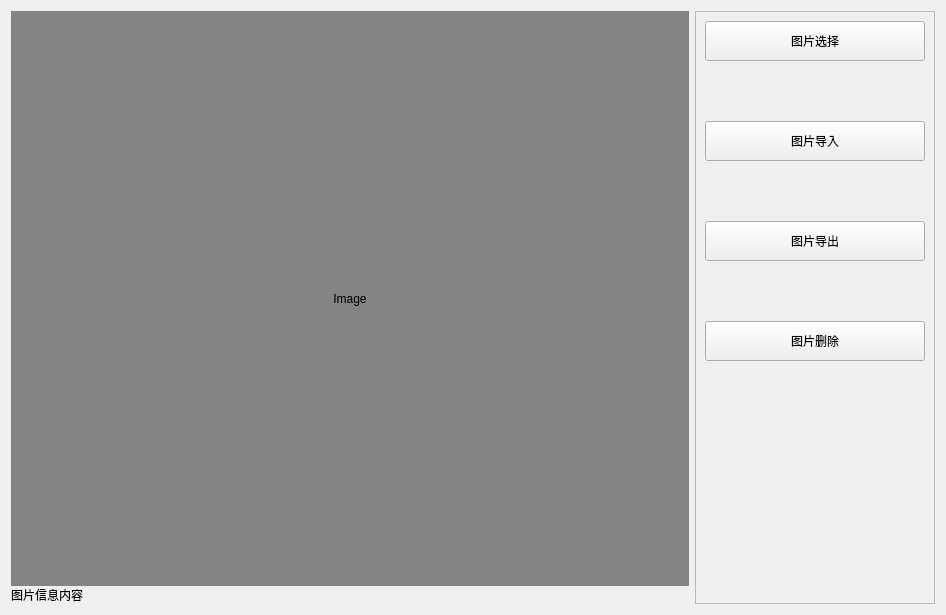
Qt form src/imagemanager.ui (d-moco/GS-Capture) before a commit.
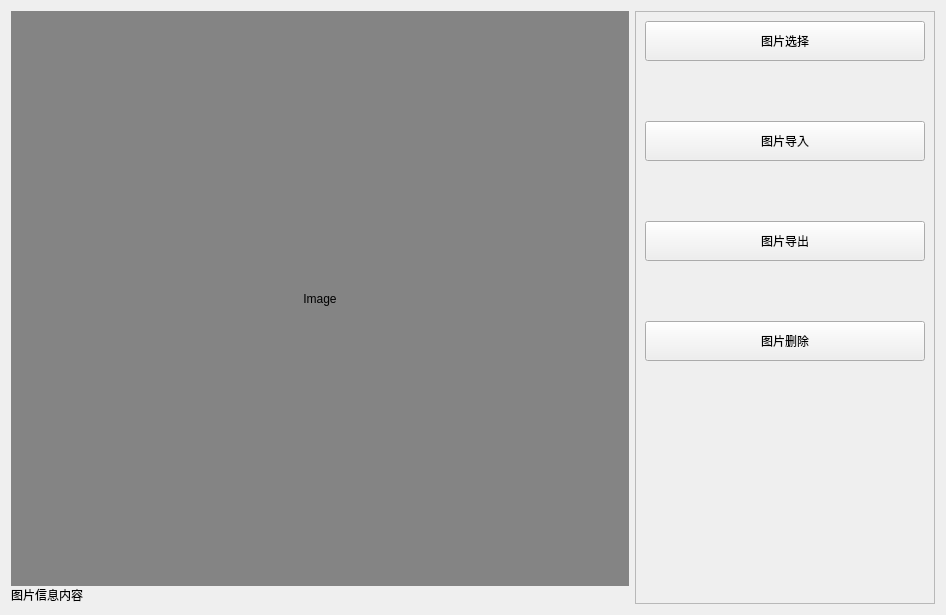
The same form after that commit.

```diff
--- a/src/imagemanager.ui
+++ b/src/imagemanager.ui
@@ -13,7 +13,7 @@
   <property name="windowTitle">
    <string>Form</string>
   </property>
-  <layout class="QHBoxLayout" name="horizontalLayout">
+  <layout class="QHBoxLayout" name="horizontalLayout" stretch="3,1">
    <item>
     <layout class="QVBoxLayout" name="verticalLayout_3" stretch="1,0">
      <property name="spacing">
@@ -55,9 +55,15 @@
        <verstretch>0</verstretch>
       </sizepolicy>
      </property>
+     <property name="minimumSize">
+      <size>
+       <width>300</width>
+       <height>0</height>
+      </size>
+     </property>
      <property name="maximumSize">
       <size>
-       <width>240</width>
+       <width>16777215</width>
        <height>16777215</height>
       </size>
      </property>
```
